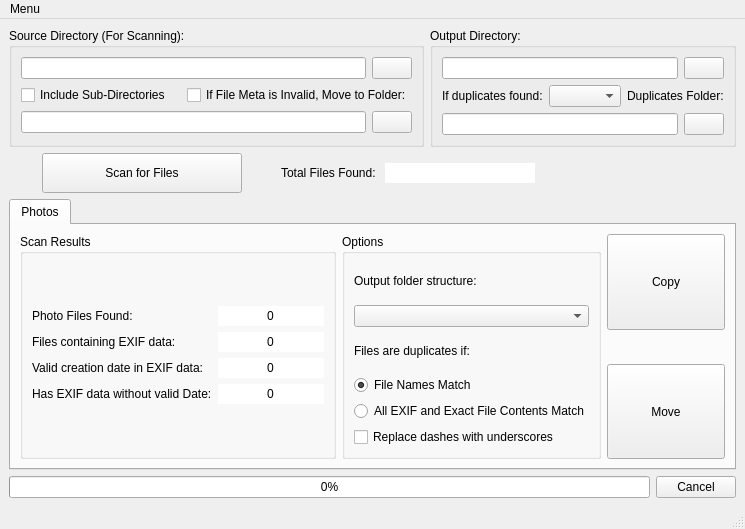
AmelioratesDevelopment/MetaMover, file metamovermainwindow.ui: the form before one commit.
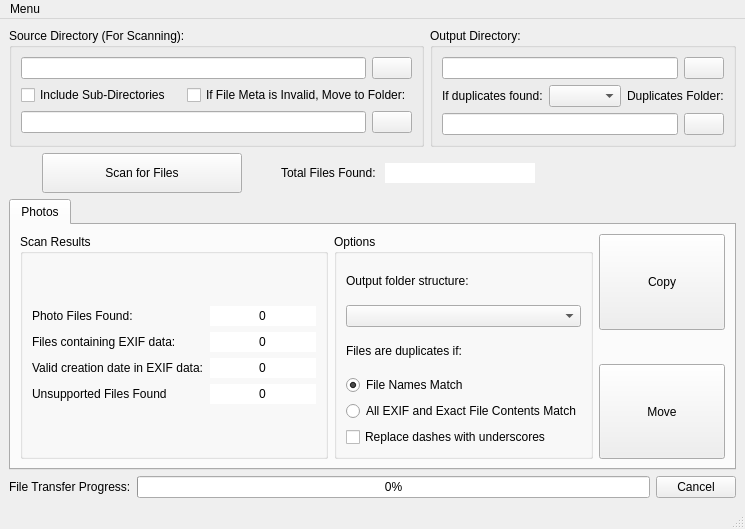
The form after the commit. Icons and pictures are not drawn.

Patch:
```diff
--- a/metamovermainwindow.ui
+++ b/metamovermainwindow.ui
@@ -408,7 +408,7 @@
                <item row="3" column="0">
                 <widget class="QLabel" name="labelPhotoHasEXIFDataNoDate">
                  <property name="text">
-                  <string>Has EXIF data without valid Date:</string>
+                  <string>Unsupported Files Found</string>
                  </property>
                 </widget>
                </item>
@@ -537,6 +537,13 @@
     </item>
     <item row="1" column="0">
      <layout class="QHBoxLayout" name="horizontalLayout_10">
+      <item>
+       <widget class="QLabel" name="label">
+        <property name="text">
+         <string>File Transfer Progress:</string>
+        </property>
+       </widget>
+      </item>
       <item>
        <widget class="QProgressBar" name="progressBarFileProgress">
         <property name="value">
```
Left out of the diff: 4 changed lines with no effect on the pictures.
